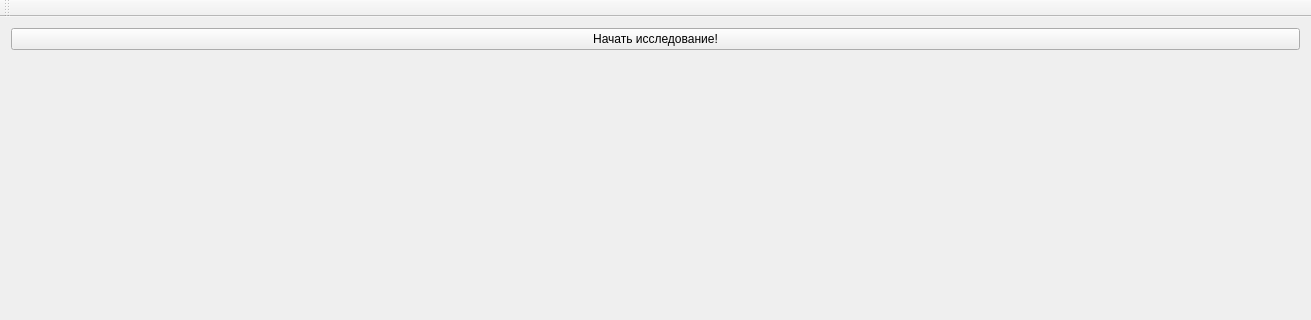
Before: the Qt Designer form mainwindow.ui in Ffetta/traid, drawn with Qt 5; both pictures show x 0 to 1311 and y 0 to 320 of the 1311 by 680 pixel window.
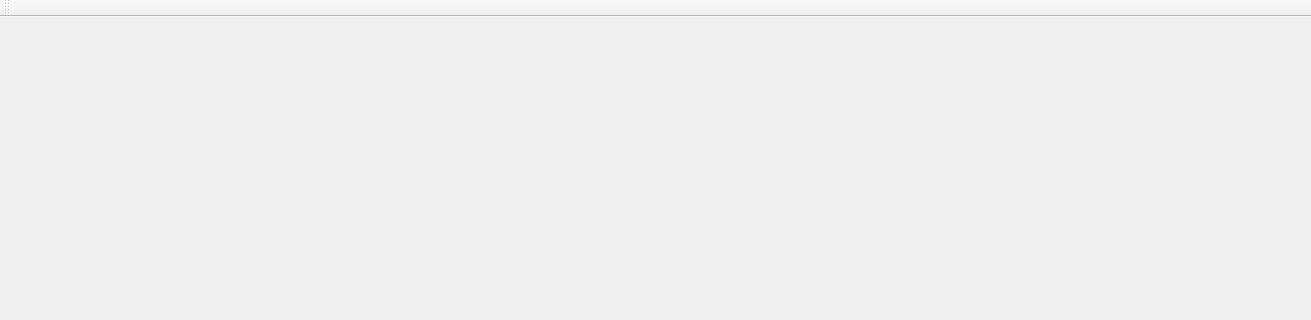
After: the same form once the commit is applied.

Diff of the .ui file:
```diff
--- a/mainwindow.ui
+++ b/mainwindow.ui
@@ -15,19 +15,30 @@
   </property>
   <widget class="QWidget" name="centralWidget">
    <layout class="QGridLayout" name="gridLayout">
-    <item row="0" column="0">
-     <widget class="QPushButton" name="pushButton">
-      <property name="text">
-       <string>Начать исследование!</string>
-      </property>
-     </widget>
-    </item>
     <item row="1" column="0">
+     <layout class="QGridLayout" name="gridLayout_2">
+      <item row="0" column="1" colspan="2">
+       <widget class="QLabel" name="label_3">
+        <property name="text">
+         <string/>
+        </property>
+       </widget>
+      </item>
+      <item row="1" column="1">
+       <widget class="QLabel" name="label_2">
+        <property name="text">
+         <string/>
+        </property>
+       </widget>
+      </item>
+      <item row="1" column="2">
      <widget class="QLabel" name="label">
       <property name="text">
        <string/>
       </property>
      </widget>
+      </item>
+     </layout>
     </item>
    </layout>
   </widget>
```
Lines whose indentation alone changed are shown as unchanged.
